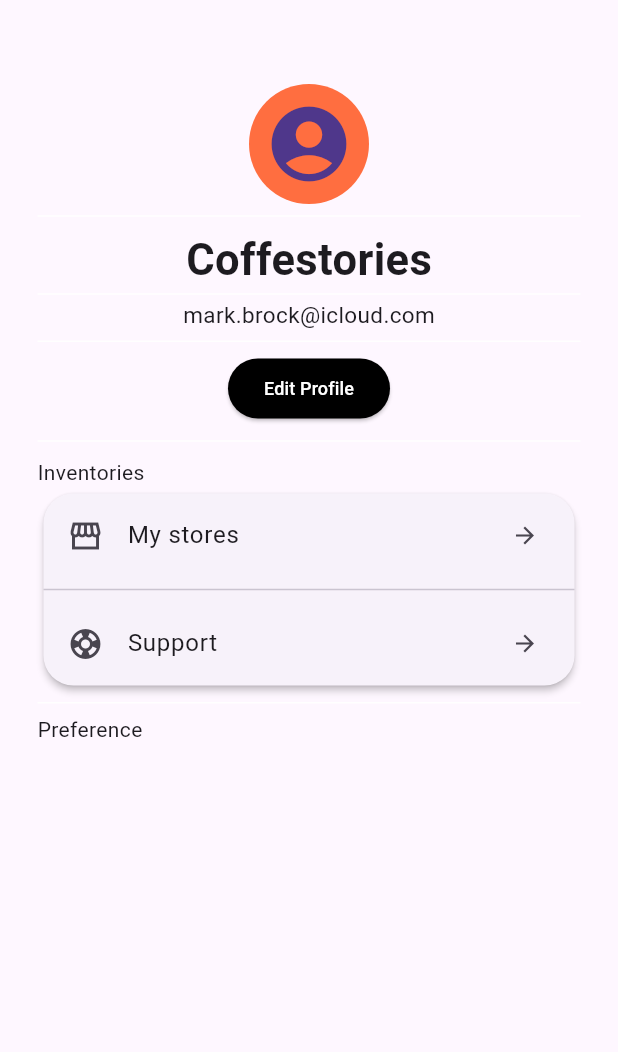
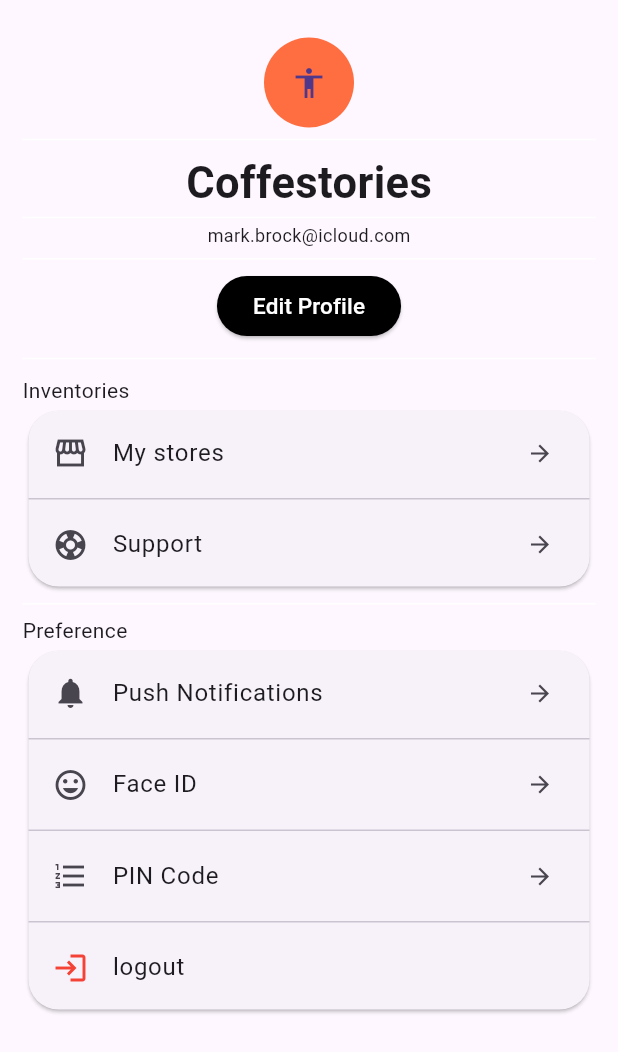
Before and after one commit to JDvarela675/Tarea2.1_lenguajes_de_programacion, a Flutter app: the screen it shows after launch, on a phone screen of 412 x 824 dp. Shown: the top 1052 px of the screen. Run offline on Flutter 3.47's test engine with Material 3 defaults, Android fonts, the phone set to English and light mode, and no system bars.

Commit message:
Se agregaron las ultimas cards falta los switch

```diff
--- a/disenopantalla/lib/pantalla.dart
+++ b/disenopantalla/lib/pantalla.dart
@@ -2,13 +2,14 @@ import 'package:disenopantalla/Texto.dart';
 import 'package:flutter/material.dart';
 
 class Pantalla extends StatelessWidget{
+  bool isSwitched=false;
 
   @override
   Widget build(BuildContext context){
     return Scaffold(
-         appBar: AppBar(),
+         appBar: AppBar(toolbarHeight: 20,),
          body:Padding(
-          padding: const EdgeInsets.symmetric(horizontal:25.0),
+          padding: const EdgeInsets.symmetric(horizontal:15.0,vertical: 5),
          child:Column(
           children: [
             Center(
@@ -17,9 +18,9 @@ class Pantalla extends StatelessWidget{
                   mainAxisAlignment: MainAxisAlignment.start,
                   children: [
                     CircleAvatar(
-              radius: 40.0,
+              radius: 30.0,
               backgroundColor: Colors.deepOrangeAccent,
-              child: Icon(Icons.account_circle_rounded,size: 60,) // dejar el icon mientras busco como poner una imagen en el circle avatar
+              child: Icon(Icons.accessibility_sharp),  // dejar el icon mientras busco como poner una imagen en el circle avatar
              ),
 
 
@@ -38,7 +39,7 @@ class Pantalla extends StatelessWidget{
 
             Text("mark.brock@icloud.com",
             style: TextStyle(
-            fontSize: 15.0,
+            fontSize: 12.0,
             fontWeight: FontWeight.w400
             ),
             ),
@@ -51,7 +52,7 @@ class Pantalla extends StatelessWidget{
             child: Text('Edit Profile',
             style: TextStyle(
               color: Colors.white,
-              fontSize: 12
+              fontSize: 15
             ),
             ),
             style: ElevatedButton.styleFrom(backgroundColor:Colors.black, )
@@ -70,7 +71,7 @@ class Pantalla extends StatelessWidget{
               shape: RoundedRectangleBorder(
                 borderRadius: BorderRadius.circular(20.0),
               ),
-              elevation: 2,
+              elevation: 1,
               child: Column(
                 children: [
                   ListTile(
@@ -79,7 +80,7 @@ class Pantalla extends StatelessWidget{
                      trailing: Icon(Icons.arrow_forward_outlined, size: 18)
                   ),
 
-                  Divider(),
+                  Divider(height: 5,),
 
                   ListTile(
                     leading: Icon(Icons.support_rounded),
@@ -93,10 +94,55 @@ class Pantalla extends StatelessWidget{
           Divider(color: Colors.white,
             height: 15.0,),
 
-         Mensaje(message: "Preference"),
+         const Mensaje(message: "Preference"),
 
-          ]
+              Card(
+              shape: RoundedRectangleBorder(
+                borderRadius: BorderRadius.circular(20.0),
+              ),
+              elevation: 1,
+              child: Column(
+                children: [
+                  ListTile(
+                    leading: Icon(Icons.notifications),
+                    title: Text('Push Notifications'),
+                     trailing: Icon(Icons.arrow_forward_outlined, size: 18)
+                  ),
 
+                  Divider(height: 5,),
+
+                  ListTile(
+                    leading: Icon(Icons.tag_faces_outlined),
+                    title: Text('Face ID'),
+                    trailing: Icon(Icons.arrow_forward_outlined, size: 18),
+
+
+                  ),
+
+                  Divider(height: 5,),
+
+                  ListTile(
+                    leading: Icon(Icons.format_list_numbered_sharp),
+                    title: Text('PIN Code'),
+                    trailing: Icon(Icons.arrow_forward_outlined, size: 18),
+
+
+                  ),
+                  Divider(height: 5,),
+
+                  ListTile(
+                    leading: Icon(Icons.login_outlined,color: Colors.red,),
+                    title: Text('logout',selectionColor: Colors.redAccent,),
+
+                  ),
+
+
+
+                ]
+              ),
+         ),
+
+          ],
          ),
     )
          );
--- a/disenopantalla/pubspec.yaml
+++ b/disenopantalla/pubspec.yaml
@@ -60,7 +60,7 @@ flutter:
 
   # To add assets to your application, add an assets section, like this:
   # assets:
- # - images/tori.png
+  #- assets/tori.png
   #- images/a_dot_ham.jpeg
 
   # An image asset can refer to one or more resolution-specific "variants", see
```
Also changed, not shown: disenopantalla/assets/tori.png (added).
